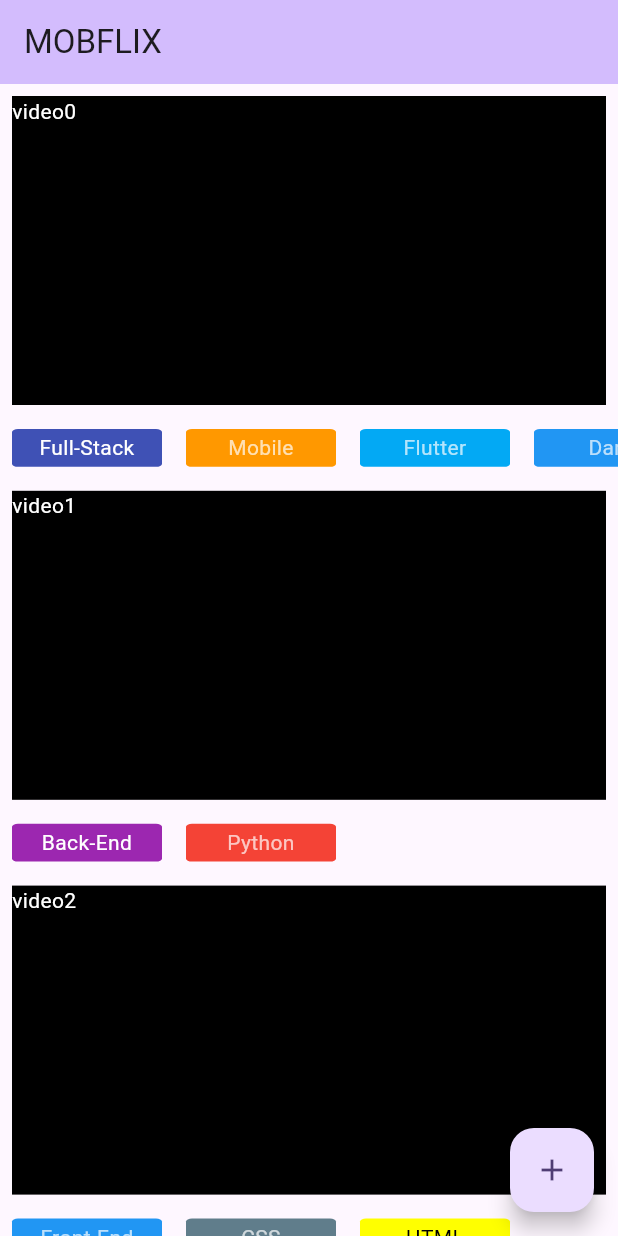
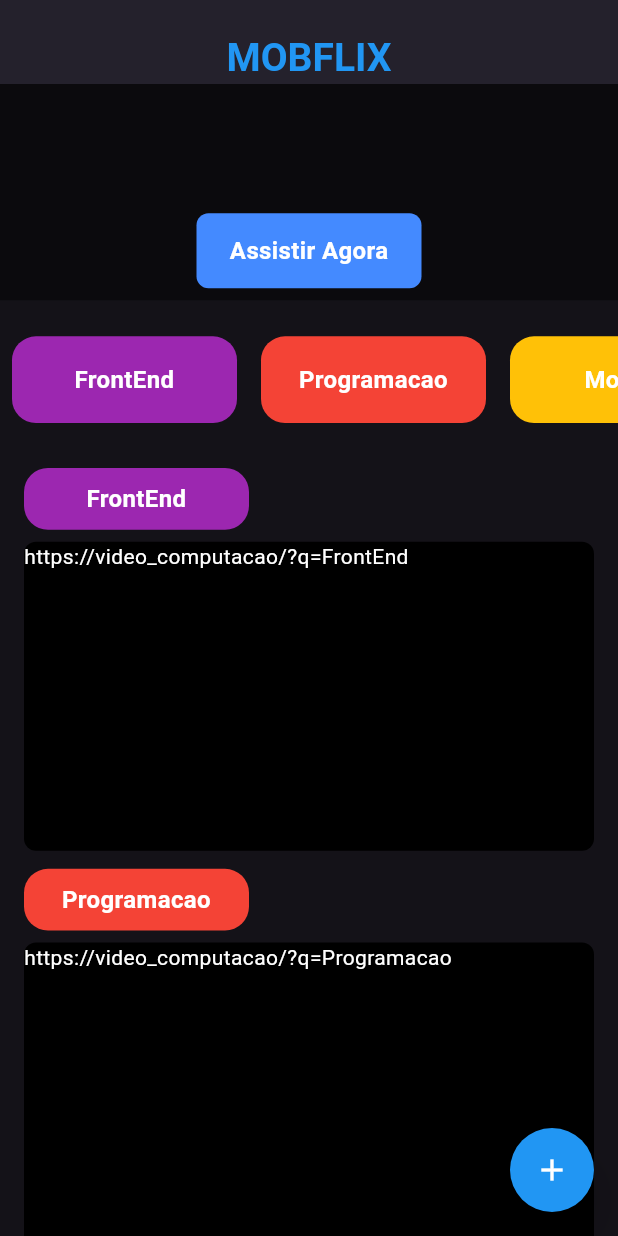
Before and after one commit to DanielBrown1998/Challenge_Alura, a Flutter app: the screen it shows after launch, on a phone screen of 412 x 824 dp. Run offline on Flutter 3.47's test engine with Material 3 defaults, Android fonts, the phone set to English and light mode, and no system bars.

Commit message:
feat: inserindo provider, executando animacao no button de assistir video, novas tags e tornando o layout mais responsivo,

```diff
--- a/app/lib/main.dart
+++ b/app/lib/main.dart
@@ -1,9 +1,19 @@
 import 'package:flutter/material.dart';
 import 'package:app/screen/home.dart';
-
+import 'package:provider/provider.dart';
+import 'package:app/models/tags_objects.dart';
+import 'package:app/models/videos_objects.dart';
 
 void main() {
-  runApp(const MyApp());
+  runApp(
+    MultiProvider(
+      providers: [
+        ChangeNotifierProvider(create: (_) => TagsObjects()),
+        ChangeNotifierProvider(create: (_) => VideosObjects(videos: [])),
+      ],
+      child: const MyApp(),
+    ),
+  );
 }
 
 class MyApp extends StatelessWidget {
@@ -13,14 +23,10 @@ class MyApp extends StatelessWidget {
   Widget build(BuildContext context) {
     return MaterialApp(
       title: 'Flutter Demo',
-      theme: ThemeData(
 
-        colorScheme: ColorScheme.fromSeed(seedColor: Colors.deepPurple),
-      ),
+      theme: ThemeData.dark(useMaterial3: true),
       initialRoute: "/",
-      routes: {
-        "/": (context) => HomePage(title: "MOBFLIX",),
-      },
+      routes: {"/": (context) => HomePage(title: "MOBFLIX")},
     );
   }
 }
--- a/app/lib/models/tags.dart
+++ b/app/lib/models/tags.dart
@@ -1,12 +1,9 @@
 import 'package:flutter/material.dart';
 
 class Tags {
-  final String nome;
-  final Color colorText;
-  final Color backgroundColor;
-  Tags({
-    required this.nome,
-    required this.colorText,
-    required this.backgroundColor,
-  });
+
+  Tags({required this.tagName, required this.textColor, required this.backColor});
+  final String tagName;
+  final Color textColor;
+  final Color backColor;
 }
--- /dev/null
+++ b/app/lib/models/tags_objects.dart
@@ -0,0 +1,38 @@
+import "package:app/models/tags.dart";
+import "package:app/screen/theme/theme.dart";
+import "package:flutter/material.dart";
+
+class TagsObjects extends ChangeNotifier {
+  List<Tags> tags = [
+    Tags(
+      tagName: "FrontEnd",
+      textColor: ChalengeColors.primaryTextColor,
+      backColor: Colors.purple,
+    ),
+    Tags(
+      tagName: "Programacao",
+      textColor: ChalengeColors.primaryTextColor,
+      backColor: Colors.red,
+    ),
+    Tags(
+      tagName: "Mobile",
+      textColor: ChalengeColors.primaryTextColor,
+      backColor: Colors.amber,
+    ),
+    Tags(
+      tagName: "DataScience",
+      textColor: ChalengeColors.primaryTextColor,
+      backColor: Colors.deepOrange,
+    ),
+    Tags(
+      tagName: "DevOps",
+      textColor: ChalengeColors.primaryTextColor,
+      backColor: Colors.teal,
+    ),
+    Tags(
+      tagName: "UX e Design",
+      textColor: ChalengeColors.primaryTextColor,
+      backColor: Colors.pink,
+    ),
+  ];
+}
--- a/app/lib/models/videos.dart
+++ b/app/lib/models/videos.dart
@@ -0,0 +1,7 @@
+import 'tags.dart';
+
+class Videos {
+  Videos({required this.tag, required this.url});
+  final String url;
+  final Tags tag;
+}
--- /dev/null
+++ b/app/lib/models/videos_objects.dart
@@ -0,0 +1,16 @@
+import 'package:app/models/videos.dart';
+import 'package:flutter/material.dart';
+
+class VideosObjects extends ChangeNotifier {
+  List<Videos> videos;
+
+  VideosObjects({required this.videos});
+
+  addVideo(Videos video) {
+    videos.add(video);
+  }
+
+  bool removeVideo(Videos video) {
+    return videos.remove(video);
+  }
+}
--- a/app/lib/screen/components/card_video.dart
+++ b/app/lib/screen/components/card_video.dart
@@ -1,11 +1,11 @@
+import 'package:app/models/tags.dart';
 import 'package:flutter/material.dart';
 import 'package:app/screen/components/tags_video.dart';
-import 'package:app/models/tags.dart';
 
 class CardVideo extends StatefulWidget {
-  final String nome;
-  final List<Tags> tags;
-  const CardVideo({super.key, required this.nome, required this.tags});
+  final String url;
+  final Tags tags;
+  const CardVideo({super.key, required this.url, required this.tags});
 
   @override
   State<CardVideo> createState() => _CardVideoState();
@@ -15,33 +15,34 @@ class _CardVideoState extends State<CardVideo> {
   @override
   Widget build(BuildContext context) {
     return Column(
+      crossAxisAlignment: CrossAxisAlignment.start,
       children: [
         Padding(
-          padding: const EdgeInsets.all(8.0),
+          padding: const EdgeInsets.only(bottom: 8.0),
           child: SizedBox(
-            width: MediaQuery.of(context).size.width,
-            height: MediaQuery.of(context).size.height * 0.25,
-            child: Container(
-              decoration: BoxDecoration(color: Colors.black),
-              child: Text(widget.nome, style: TextStyle(color: Colors.white)),
-            ), // aqui insira o video
+            height: MediaQuery.of(context).size.height * 0.05,
+            child: TagsVideo(
+              tag: widget.tags.tagName,
+              colorText: widget.tags.textColor,
+              backgroundColor: widget.tags.backColor,
+            ),
           ),
         ),
         SizedBox(
-          height: MediaQuery.of(context).size.height * 0.05,
-          child: ListView.builder(
-            scrollDirection: Axis.horizontal,
-            itemCount: widget.tags.length,
-            itemBuilder: (BuildContext context, index) {
-              return Padding(
-                padding: const EdgeInsets.all(8.0),
-                child: TagsVideo(
-                  tag: widget.tags[index].nome,
-                  colorText: widget.tags[index].colorText,
-                  backgroundColor: widget.tags[index].backgroundColor,
-                ),
-              );
-            },
+          width: MediaQuery.of(context).size.width,
+          height: MediaQuery.of(context).size.height * 0.25,
+          child: Container(
+            decoration: BoxDecoration(
+              color: Colors.black,
+              borderRadius: BorderRadius.circular(8),
+            ),
+            child: InkWell(
+              borderRadius: BorderRadius.circular(8),
+              onTap: () {
+                print(widget.url);
+              },
+              child: Text(widget.url, style: TextStyle(color: Colors.white)),
+            ),
           ),
         ),
       ],
--- a/app/lib/screen/components/tags_video.dart
+++ b/app/lib/screen/components/tags_video.dart
@@ -13,15 +13,29 @@ class TagsVideo extends StatelessWidget {
 
   @override
   Widget build(BuildContext context) {
-    return Container(
-      width: 100,
-      height: 50,
-      decoration: BoxDecoration(
-        color: backgroundColor,
-        shape: BoxShape.rectangle,
-        borderRadius: BorderRadius.all(Radius.elliptical(4, 2)),
+    return ConstrainedBox(
+      constraints: BoxConstraints(minHeight: 50, maxHeight: 70, maxWidth: 150),
+      child: Container(
+        decoration: BoxDecoration(
+          color: backgroundColor,
+          shape: BoxShape.rectangle,
+          borderRadius: BorderRadius.all(Radius.elliptical(16, 16)),
+        ),
+        child: Padding(
+          padding: const EdgeInsets.only(left: 8.0, right: 8.0),
+          child: Center(
+            child: Text(
+              tag,
+              style: TextStyle(
+                color: colorText,
+                fontSize: 16,
+                fontWeight: FontWeight.w600,
+              ),
+              textAlign: TextAlign.center,
+            ),
+          ),
+        ),
       ),
-      child: Center(child: Text(tag, style: TextStyle(color: colorText), textAlign: TextAlign.center)),
     );
   }
 }
--- a/app/lib/screen/home.dart
+++ b/app/lib/screen/home.dart
@@ -1,6 +1,12 @@
+import 'package:app/models/tags_objects.dart';
+import 'package:app/models/videos.dart';
+import 'package:app/models/videos_objects.dart';
+import 'package:app/models/tags.dart';
+import 'package:app/screen/components/tags_video.dart';
 import 'package:flutter/material.dart';
 import 'package:app/screen/components/card_video.dart';
-import 'package:app/models/tags.dart';
+import 'package:app/screen/theme/theme.dart';
+import 'package:provider/provider.dart';
 
 class HomePage extends StatefulWidget {
   const HomePage({super.key, required this.title});
@@ -12,88 +18,170 @@ class HomePage extends StatefulWidget {
 }
 
 class _MyHomePageState extends State<HomePage> {
-  List<Widget> videos = [
-    CardVideo(
-      nome: "video0",
-      tags: [
-        Tags(
-          nome: "Full-Stack",
-          colorText: Colors.white,
-          backgroundColor: Colors.indigo,
-        ),
-        Tags(
-          nome: "Mobile",
-          colorText: Colors.white70,
-          backgroundColor: Colors.orange,
-        ),
-        Tags(
-          nome: "Flutter",
-          colorText: Colors.white70,
-          backgroundColor: Colors.lightBlue,
-        ),
-        Tags(
-          nome: "Dart",
-          colorText: Colors.white70,
-          backgroundColor: Colors.blue,
-        ),
-      ],
-    ),
-    CardVideo(
-      nome: "video1",
-      tags: [
-        Tags(
-          nome: "Back-End",
-          colorText: Colors.white,
-          backgroundColor: Colors.purple,
-        ),
-        Tags(
-          nome: "Python",
-          colorText: Colors.white70,
-          backgroundColor: Colors.red,
-        ),
-      ],
-    ),
-    CardVideo(
-      nome: "video2",
-      tags: [
-        Tags(
-          nome: "Front-End",
-          colorText: Colors.white70,
-          backgroundColor: Colors.blue,
-        ),
-        Tags(
-          nome: "CSS",
-          colorText: Colors.white70,
-          backgroundColor: Colors.blueGrey,
-        ),
-        Tags(
-          nome: "HTML",
-          colorText: Colors.black,
-          backgroundColor: Colors.yellowAccent,
-        ),
-      ],
-    ),
-  ];
+  Color buttonColor = ChalengeColors.primaryColorButton;
+  double scaleMyButton = 1;
+  @override
+  void initState() {
+    TagsObjects tags = Provider.of<TagsObjects>(context, listen: false);
+    VideosObjects videos = Provider.of<VideosObjects>(context, listen: false);
+    for (Tags item in tags.tags) {
+      videos.addVideo(
+        Videos(tag: item, url: "https://video_computacao/?q=${item.tagName}"),
+      );
+    }
+    super.initState();
+  }
 
   @override
   Widget build(BuildContext context) {
     return Scaffold(
       appBar: AppBar(
-        backgroundColor: Theme.of(context).colorScheme.inversePrimary,
-        title: Text(widget.title),
+        backgroundColor: ChalengeColors.backgroundColorApp,
+        elevation: 10,
+        titleTextStyle: TextStyle(
+          color: ChalengeColors.titleTextColor,
+          fontSize: 26,
+          fontWeight: FontWeight.w600,
+        ),
+
+        title: Padding(
+          padding: const EdgeInsets.only(top: 20.0),
+          child: Text(widget.title),
+        ),
+        centerTitle: true,
       ),
-      body: Expanded(
-        child: ListView.builder(
-          itemCount: videos.length,
-          itemBuilder: (BuildContext context, int index) {
-            return videos[index];
-          },
-        ),
+      body: Column(
+        children: [
+          ConstrainedBox(
+            constraints: BoxConstraints(minHeight: 250),
+            child: SizedBox(
+              width: MediaQuery.of(context).size.width,
+              height: MediaQuery.of(context).size.height * .25,
+              child: Column(
+                children: [
+                  Container(
+                    // substitua pela thumb do video!
+                    decoration: BoxDecoration(
+                      color: ChalengeColors.backgroundColorApp,
+                      shape: BoxShape.rectangle,
+                    ),
+                    height: MediaQuery.of(context).size.height * .175,
+
+                    alignment: Alignment.bottomCenter,
+                    child: Padding(
+                      padding: const EdgeInsets.all(8.0),
+                      child: InkWell(
+                        onTap: () {
+                          setState(() {
+                            scaleMyButton = 1.1;
+                          });
+                          print("Button");
+                          //direcionar para abrir o youtube
+                        },
+                        child: Container(
+                          constraints: BoxConstraints(
+                            maxWidth: 150,
+                            minWidth: 100,
+                            minHeight: 40,
+                            maxHeight: 50,
+                          ),
+                          alignment: Alignment.center,
+                          decoration: BoxDecoration(
+                            color: buttonColor,
+                            shape: BoxShape.rectangle,
+                            borderRadius: BorderRadius.all(Radius.circular(8)),
+                          ),
+                          child: AnimatedScale(
+                            scale: scaleMyButton,
+                            duration: Duration(milliseconds: 100),
+                            curve: Curves.easeInOutExpo,
+                            onEnd: () {
+                              setState(() {
+                                scaleMyButton = 1;
+                              });
+                            },
+                            child: Text(
+                              "Assistir Agora",
+                              style: TextStyle(
+                                color: ChalengeColors.primaryTextColor,
+                                fontSize: 16,
+                                fontWeight: FontWeight.bold,
+                              ),
+                            ),
+                          ),
+                        ),
+                      ),
+                    ),
+                  ),
+                  Expanded(
+                    child: Consumer(
+                      builder: (
+                        BuildContext context,
+                        TagsObjects list,
+                        Widget? child,
+                      ) {
+                        return ListView.builder(
+                          itemCount: list.tags.length,
+                          scrollDirection: Axis.horizontal,
+                          itemBuilder: (context, index) {
+                            return Padding(
+                              padding: const EdgeInsets.only(
+                                left: 8,
+                                right: 8,
+                                top: 24,
+                                bottom: 24,
+                              ),
+                              child: TagsVideo(
+                                tag: list.tags[index].tagName,
+                                colorText: list.tags[index].textColor,
+                                backgroundColor: list.tags[index].backColor,
+                              ),
+                            );
+                          },
+                        );
+                      },
+                    ),
+                  ),
+                ],
+              ),
+            ),
+          ),
+          Expanded(
+            child: Consumer(
+              builder: (
+                BuildContext context,
+                VideosObjects list,
+                Widget? child,
+              ) {
+                return ListView.builder(
+                  itemCount: list.videos.length,
+                  itemBuilder: (BuildContext context, int index) {
+                    return Padding(
+                      padding: const EdgeInsets.only(
+                        left: 16.0,
+                        right: 16,
+                        top: 6,
+                        bottom: 6,
+                      ),
+                      child: CardVideo(
+                        url: list.videos[index].url,
+                        tags: list.videos[index].tag,
+                      ),
+                    );
+                  },
+                );
+              },
+            ),
+          ),
+        ],
       ),
       floatingActionButton: FloatingActionButton(
         onPressed: () {}, //TODO implementar tela para adicionar video
         tooltip: 'Increment',
-        child: const Icon(Icons.add),
+        elevation: 10,
+        shape: CircleBorder(),
+        backgroundColor: ChalengeColors.titleTextColor,
+        child: Icon(Icons.add, color: ChalengeColors.primaryTextColor),
       ),
     );
   }
--- a/app/lib/screen/theme/theme.dart
+++ b/app/lib/screen/theme/theme.dart
@@ -0,0 +1,8 @@
+import "package:flutter/material.dart";
+
+abstract class ChalengeColors {
+  static Color backgroundColorApp = Colors.black45;
+  static Color primaryColorButton = Colors.blueAccent;
+  static Color primaryTextColor = Colors.white;
+  static Color titleTextColor = Colors.blue;
+}
--- a/app/pubspec.yaml
+++ b/app/pubspec.yaml
@@ -34,6 +34,7 @@ dependencies:
   # The following adds the Cupertino Icons font to your application.
   # Use with the CupertinoIcons class for iOS style icons.
   cupertino_icons: ^1.0.8
+  provider: ^6.1.5
 
 dev_dependencies:
   flutter_test:
```
